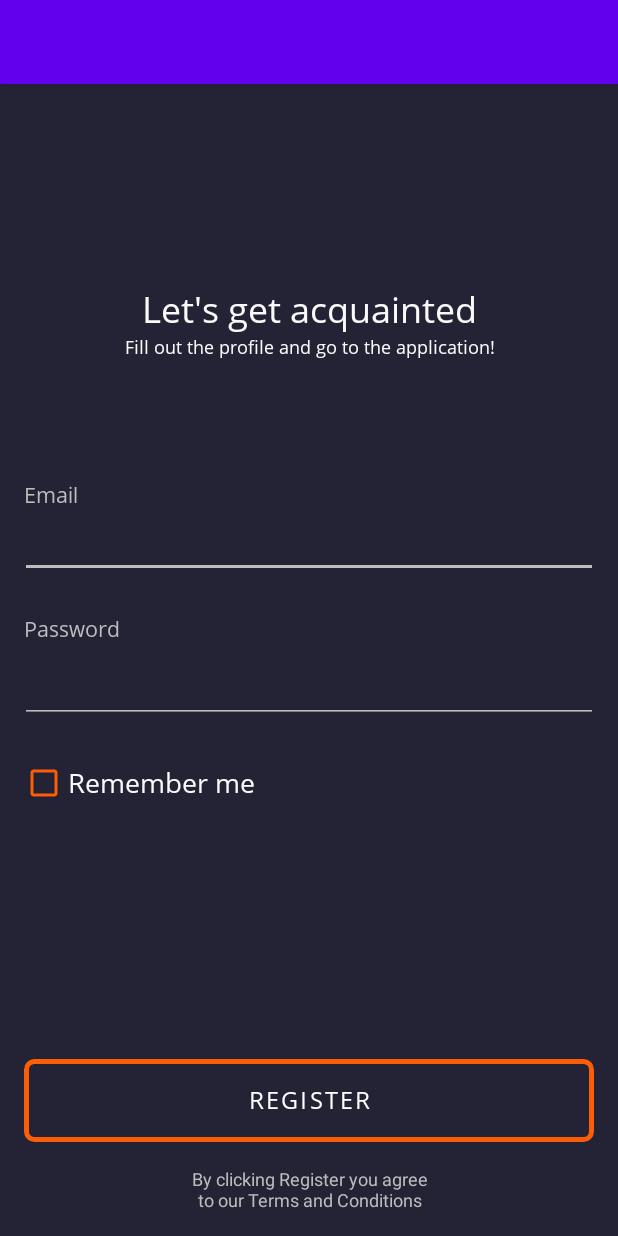
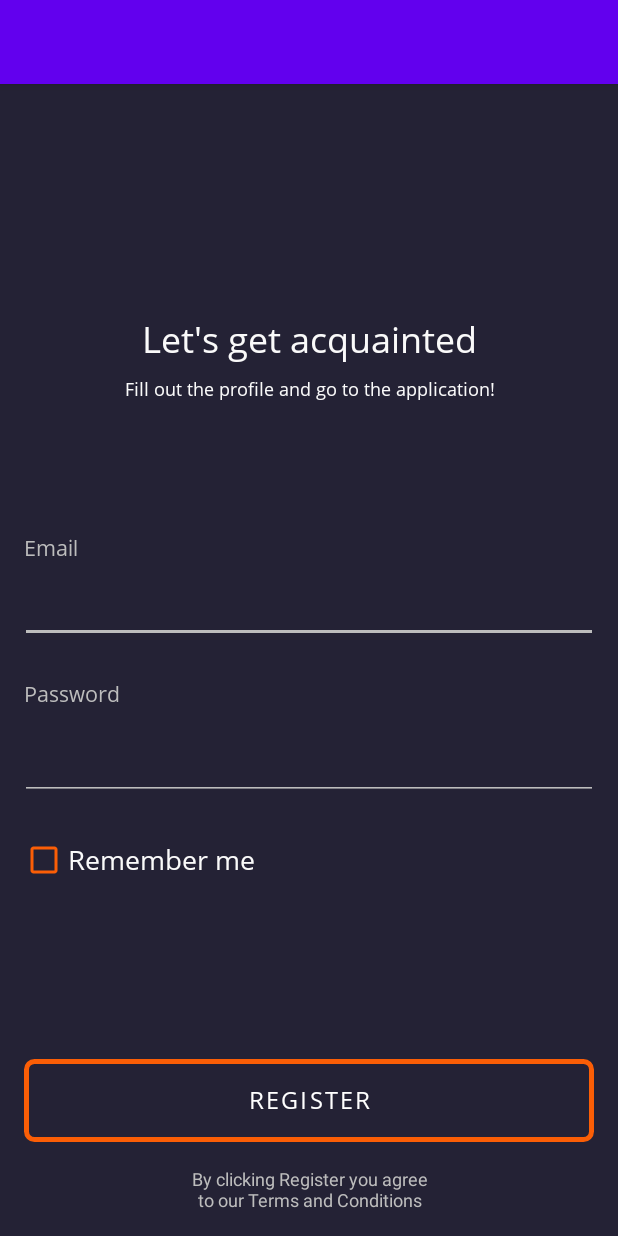
Before and after one commit to EugeneOrlov204/Assignment1, an Android app: the screen it shows after launch (AuthActivity), on a phone screen of 412 x 824 dp. Run offline under Robolectric (Android 15) with nearby library versions, the phone set to English and light mode, and no system bars.

Commit message:
Fixed name of resources, added states for profile buttons

```diff
--- a/app/src/main/java/com/shpp/eorlov/assignment1/MainActivity.kt
+++ b/app/src/main/java/com/shpp/eorlov/assignment1/MainActivity.kt
@@ -2,12 +2,10 @@ package com.shpp.eorlov.assignment1
 
 
 import android.content.Intent
-import android.content.pm.ActivityInfo
 import android.os.Bundle
 import android.view.View
 import android.widget.TextView
 import androidx.appcompat.app.AppCompatActivity
-import androidx.lifecycle.Lifecycle
 import com.bumptech.glide.Glide
 
 
@@ -35,14 +33,14 @@ class MainActivity : AppCompatActivity() {
         Glide.with(this)
             .load(R.mipmap.lucile_alvarado)
             .circleCrop()
-            .into(findViewById(R.id.imageview_main_imageofperson))
+            .into(findViewById(R.id.image_view_person_image))
 
         val intent = intent
         username = intent.getStringExtra("username")
         password = intent.getStringExtra("password")
 
         if (username != "" && username != null) {
-            val messageText = findViewById<View>(R.id.textview_main_nameofperson) as TextView
+            val messageText = findViewById<View>(R.id.text_view_person_name) as TextView
             messageText.text = username
         }
     }
--- /dev/null
+++ b/app/src/main/res/color/button_text.xml
@@ -0,0 +1,9 @@
+<?xml version="1.0" encoding="utf-8"?>
+<!--Code from here: https://developer.android.com/guide/topics/resources/color-list-resource-->
+<selector xmlns:android="http://schemas.android.com/apk/res/android">
+    <item android:state_pressed="true"
+        android:color="#ffff0000"/> <!-- pressed -->
+    <item android:state_focused="true"
+        android:color="@color/purple_200" /> <!-- focused -->
+    <item android:color="@android:color/white"/> <!-- default -->
+</selector>
--- a/app/src/main/res/drawable/social_network_button.xml
+++ b/app/src/main/res/drawable/social_network_button.xml
@@ -1,8 +1,8 @@
 <?xml version="1.0" encoding="utf-8"?>
 <shape xmlns:android="http://schemas.android.com/apk/res/android">
-    <corners android:radius="@dimen/radius_all_socialnetworkbutton_60dp" />
+    <corners android:radius="@dimen/radius_socials_60dp" />
     <solid android:color="@android:color/transparent" />
     <stroke
-        android:width="@dimen/borderradius_all_socialnetworkbutton_3dp"
+        android:width="@dimen/border_radius_socials_3dp"
         android:color="@color/orange" />
 </shape>
--- a/app/src/main/res/layout/activity_auth.xml
+++ b/app/src/main/res/layout/activity_auth.xml
@@ -2,104 +2,117 @@
 <androidx.constraintlayout.widget.ConstraintLayout xmlns:android="http://schemas.android.com/apk/res/android"
 
     xmlns:app="http://schemas.android.com/apk/res-auto"
-    android:id="@+id/constraintlayout_auth_container"
+    android:id="@+id/constraint_layout_auth_container"
     android:layout_width="match_parent"
     android:layout_height="match_parent"
     android:background="@color/steel_gray"
     android:orientation="vertical">
 
+    <androidx.constraintlayout.widget.Guideline
+        android:id="@+id/guide_line_lets_get_acquainted"
+        android:layout_width="wrap_content"
+        android:layout_height="wrap_content"
+        android:orientation="horizontal"
+        app:layout_constraintGuide_percent="0.2"
+        />
 
     <com.google.android.material.textview.MaterialTextView
-        android:id="@+id/textview_auth_title"
+        android:id="@+id/text_view_lets_get_acquainted"
         style="@style/regular_text"
-        android:layout_marginTop="@dimen/margintop_auth_title_133dp"
         android:text="@string/lets_get_acquainted"
         app:layout_constraintEnd_toEndOf="parent"
         app:layout_constraintStart_toStartOf="parent"
-        app:layout_constraintTop_toTopOf="parent" />
+        app:layout_constraintTop_toTopOf="@id/guide_line_lets_get_acquainted" />
 
 
     <com.google.android.material.textview.MaterialTextView
-        android:id="@+id/textview_auth_fillouttheprofile"
+        android:id="@+id/text_view_fill_out_the_profile"
         android:layout_width="wrap_content"
         android:layout_height="wrap_content"
-        android:layout_marginTop="@dimen/margin_top_normal_8dp"
+        android:layout_marginTop="@dimen/margin_size_small_8dp"
         android:fontFamily="@font/open_sans"
         android:text="@string/fill_out_the_profile"
         android:textColor="@color/alabaster"
-        android:textSize="@dimen/textsize_auth_fillouttheprofile_12sp"
-        app:layout_constraintEnd_toEndOf="@+id/textview_auth_title"
-        app:layout_constraintStart_toStartOf="@+id/textview_auth_title"
-        app:layout_constraintTop_toBottomOf="@+id/textview_auth_title" />
+        android:textSize="@dimen/text_size_small_12sp"
+        app:layout_constraintEnd_toEndOf="@+id/text_view_lets_get_acquainted"
+        app:layout_constraintStart_toStartOf="@+id/text_view_lets_get_acquainted"
+        app:layout_constraintTop_toBottomOf="@+id/text_view_lets_get_acquainted" />
+
+    <androidx.constraintlayout.widget.Guideline
+        android:id="@+id/guide_line_email"
+        android:layout_width="wrap_content"
+        android:layout_height="wrap_content"
+        android:orientation="horizontal"
+        app:layout_constraintGuide_percent="0.39"
+        />
 
     <androidx.appcompat.widget.AppCompatTextView
-        android:id="@+id/textview_auth_emailtitle"
+        android:id="@+id/text_view_email"
         style="@style/description_text"
-        android:layout_marginStart="@dimen/marginstart_auth_emailtitle_16dp"
-        android:layout_marginTop="@dimen/margintop_auth_emailtitle_80dp"
-        android:text="@string/email_title"
+        android:layout_marginStart="@dimen/margin_size_normal_16dp"
+        android:text="@string/email"
         app:layout_constraintStart_toStartOf="parent"
-        app:layout_constraintTop_toBottomOf="@+id/textview_auth_fillouttheprofile" />
+        app:layout_constraintTop_toTopOf="@+id/guide_line_email" />
 
 
     <androidx.appcompat.widget.AppCompatEditText
-        android:id="@+id/edittext_auth_email"
+        android:id="@+id/edit_text_email"
         style="@style/login_field"
-        android:layout_marginHorizontal="@dimen/marginhorizontal_auth_password_13dp"
-        android:layout_marginTop="@dimen/margin_top_normal_8dp"
+        android:layout_marginHorizontal="@dimen/margin_horizontal_email_field"
+        android:layout_marginTop="@dimen/margin_size_small_8dp"
         app:layout_constraintStart_toStartOf="parent"
-        app:layout_constraintTop_toBottomOf="@+id/textview_auth_emailtitle" />
+        app:layout_constraintTop_toBottomOf="@+id/text_view_email" />
 
     <androidx.appcompat.widget.AppCompatTextView
-        android:id="@+id/textview_auth_passwordtitle"
+        android:id="@+id/text_view_password"
         style="@style/description_text"
-        android:layout_marginHorizontal="@dimen/marginhorizontal_auth_passwordtitle_16dp"
-        android:layout_marginTop="@dimen/margintop_auth_passwordtitle_24dp"
+        android:layout_marginHorizontal="@dimen/margin_size_normal_16dp"
+        android:layout_marginTop="@dimen/margin_top_password"
         android:text="@string/password"
         app:layout_constraintStart_toStartOf="parent"
-        app:layout_constraintTop_toBottomOf="@+id/edittext_auth_email" />
+        app:layout_constraintTop_toBottomOf="@+id/edit_text_email" />
 
 
     <androidx.appcompat.widget.AppCompatEditText
-        android:id="@+id/edittext_auth_password"
+        android:id="@+id/edit_text_password"
         style="@style/password_field"
-        android:layout_marginHorizontal="@dimen/marginhorizontal_auth_password_13dp"
-        android:layout_marginTop="@dimen/margin_top_normal_8dp"
+        android:layout_marginHorizontal="@dimen/margin_horizontal_email_field"
+        android:layout_marginTop="@dimen/margin_size_small_8dp"
         app:layout_constraintStart_toStartOf="parent"
-        app:layout_constraintTop_toBottomOf="@+id/textview_auth_passwordtitle" />
+        app:layout_constraintTop_toBottomOf="@+id/text_view_password" />
 
     <androidx.appcompat.widget.AppCompatCheckBox
-        android:id="@+id/checkbox_auth_rememberme"
+        android:id="@+id/check_box_remember_me"
         android:layout_width="wrap_content"
         android:layout_height="wrap_content"
-        android:layout_marginTop="@dimen/margintop_auth_rememberme_16dp"
+        android:layout_marginTop="@dimen/margin_size_normal_16dp"
         android:buttonTint="@color/orange"
         android:fontFamily="@font/open_sans"
         android:text="@string/remember_me"
         android:textColor="@color/alabaster"
-        android:textSize="@dimen/checkbox_auth_rememberme_18sp"
-        app:layout_constraintStart_toStartOf="@+id/edittext_auth_password"
-        app:layout_constraintTop_toBottomOf="@+id/edittext_auth_password" />
+        android:textSize="@dimen/text_size_normal_18sp"
+        app:layout_constraintStart_toStartOf="@+id/edit_text_password"
+        app:layout_constraintTop_toBottomOf="@+id/edit_text_password" />
 
     <androidx.appcompat.widget.AppCompatButton
-        android:id="@+id/button_auth_register"
+        android:id="@+id/button_register"
         style="@style/profile_button"
-        android:layout_margin="@dimen/margin_auth_register_16dp"
-        android:background="@drawable/auth_registerbutton"
+        android:layout_margin="@dimen/margin_register"
+        android:background="@drawable/register_button"
         android:onClick="goToMainActivity"
-        android:text="@string/register_button_text"
-        app:layout_constraintBottom_toTopOf="@+id/textview_auth_copyright"
+        android:text="@string/register"
+        app:layout_constraintBottom_toTopOf="@+id/text_view_copyright"
         app:layout_constraintEnd_toEndOf="parent"
         app:layout_constraintStart_toStartOf="parent" />
 
     <androidx.appcompat.widget.AppCompatTextView
-        android:id="@+id/textview_auth_copyright"
+        android:id="@+id/text_view_copyright"
         android:layout_width="wrap_content"
         android:layout_height="wrap_content"
-        android:layout_margin="@dimen/margin_auth_copyright_16dp"
+        android:layout_margin="@dimen/margin_size_normal_16dp"
         android:text="@string/copyright"
         android:textColor="@color/silver"
-        android:textSize="@dimen/textsize_auth_copyright_12sp"
+        android:textSize="@dimen/text_size_small_12sp"
         android:textAlignment="center"
         app:layout_constraintBottom_toBottomOf="parent"
         app:layout_constraintEnd_toEndOf="parent"
--- a/app/src/main/res/values/dimens.xml
+++ b/app/src/main/res/values/dimens.xml
@@ -1,31 +1,17 @@
 <?xml version="1.0" encoding="utf-8"?>
 <resources>
-    <dimen name="radius_all_socialnetworkbutton_60dp">60dp</dimen>
+    <dimen name="radius_socials_60dp">60dp</dimen>
     <dimen name="size_of_picture">108dp</dimen>
-    <dimen name="textsize_main_personname_18sp">18sp</dimen>
-    <dimen name="margintop_main_nameofprofession_8dp">8dp</dimen>
-    <dimen name="margintop_main_residenceaddress_16dp">16dp</dimen>
-    <dimen name="margin_normal_18dp">18dp</dimen>
-    <dimen name="height_main_sizeofpicture_108dp">108dp</dimen>
-    <dimen name="margintop_main_imageofperson_71dp">71dp</dimen>
-    <dimen name="margintop_main_nameofperson_24dp">24dp</dimen>
+    <dimen name="text_size_normal_18sp">18sp</dimen>
+    <dimen name="margin_top_person">71dp</dimen>
+    <dimen name="margin_top_person_name">24dp</dimen>
     <dimen name="margin_horizontal_socials_48dp">48dp</dimen>
     <dimen name="margin_top_socials_62dp">62dp</dimen>
-    <dimen name="margintop_auth_title_133dp">133dp</dimen>
-    <dimen name="textsize_auth_fillouttheprofile_12sp">12sp</dimen>
-    <dimen name="margintop_auth_password_8dp">8dp</dimen>
-    <dimen name="marginstart_auth_emailtitle_16dp">16dp</dimen>
-    <dimen name="margintop_auth_emailtitle_80dp">80dp</dimen>
-    <dimen name="marginhorizontal_auth_password_13dp">13dp</dimen>
-    <dimen name="marginhorizontal_auth_passwordtitle_16dp">16dp</dimen>
-    <dimen name="margintop_auth_passwordtitle_24dp">24dp</dimen>
-    <dimen name="margin_main_editprofile_16dp">16dp</dimen>
-    <dimen name="margintop_auth_register_163dp">163dp</dimen>
-    <dimen name="margin_auth_register_16dp">16dp</dimen>
-    <dimen name="margin_auth_copyright_16dp">16dp</dimen>
-    <dimen name="textsize_auth_copyright_12sp">12sp</dimen>
-    <dimen name="borderradius_all_socialnetworkbutton_3dp">3dp</dimen>
-    <dimen name="checkbox_auth_rememberme_18sp">18sp</dimen>
-    <dimen name="margintop_auth_rememberme_16dp">16dp</dimen>
-    <dimen name="margin_top_normal_8dp" />
+    <dimen name="margin_horizontal_email_field">13dp</dimen>
+    <dimen name="margin_top_password">24dp</dimen>
+    <dimen name="margin_register">16dp</dimen>
+    <dimen name="text_size_small_12sp">12sp</dimen>
+    <dimen name="border_radius_socials_3dp">3dp</dimen>
+    <dimen name="margin_size_small_8dp">8dp</dimen>
+    <dimen name="margin_size_normal_16dp">16dp</dimen>
 </resources>
--- a/app/src/main/res/values/strings.xml
+++ b/app/src/main/res/values/strings.xml
@@ -8,8 +8,8 @@
     <string name="lets_get_acquainted">Let\'s get acquainted</string>
     <string name="fill_out_the_profile">Fill out the profile and go to the application!</string>
     <string name="password">Password</string>
-    <string name="register_button_text">REGISTER</string>
+    <string name="register">REGISTER</string>
     <string name="copyright">By clicking Register you agree\nto our Terms and Conditions</string>
-    <string name="email_title">Email</string>
+    <string name="email">Email</string>
     <string name="remember_me">Remember me</string>
 </resources>
--- a/app/src/main/res/values/themes.xml
+++ b/app/src/main/res/values/themes.xml
@@ -14,7 +14,7 @@
         <!-- Customize your theme here. -->
     </style>
 
-    <style name="name_of_person">
+    <style name="person_name">
         <item name="android:layout_width">wrap_content</item>
         <item name="android:layout_height">wrap_content</item>
         <item name="android:fontFamily">@font/open_sans</item>
@@ -30,7 +30,7 @@
     </style>
 
     <style name="profile_button">
-        <item name="android:textColor">@android:color/white</item>
+        <item name="android:textColor">@color/button_text</item>
         <item name="android:layout_width">0dp</item>
         <item name="android:layout_height">55dp</item>
         <item name="android:fontFamily">@font/open_sans</item>
```
Also changed, not shown: app/src/main/java/com/shpp/eorlov/assignment1/AuthActivity.kt (+5 -34 lines), app/src/main/res/layout/activity_main.xml (+50 -54 lines), app/src/main/res/drawable/register_button.xml (renamed from app/src/main/res/drawable/auth_registerbutton.xml), app/src/main/res/drawable/round_corner_7dp.xml (renamed from app/src/main/res/drawable/main_roundedcorner.xml).
